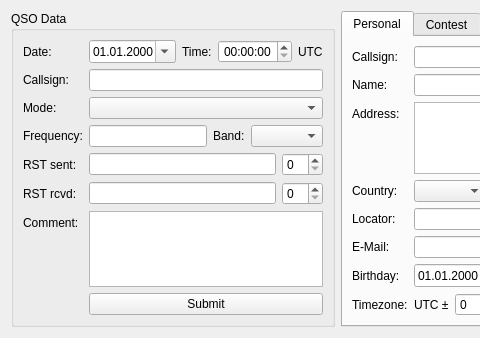
Norman0406/LISA, file src/plugins/logbook/logbookentrywidget.ui: the form before one commit; both pictures show x 0 to 480 and y 0 to 338 of the 974 by 338 pixel window.
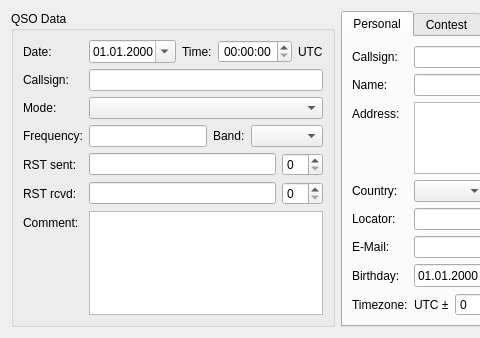
The form after the commit.

Commit message: added mapping between logbook entry pane and database

Patch:
```diff
--- a/src/plugins/logbook/logbookentrywidget.ui
+++ b/src/plugins/logbook/logbookentrywidget.ui
@@ -242,16 +242,6 @@
         </property>
        </widget>
       </item>
-      <item row="7" column="1">
-       <widget class="QPushButton" name="pushButtonSubmitLogbookForm">
-        <property name="enabled">
-         <bool>true</bool>
-        </property>
-        <property name="text">
-         <string>Submit</string>
-        </property>
-       </widget>
-      </item>
      </layout>
     </widget>
    </item>
```
Left out of the diff: 2 changed lines with no effect on the pictures. The commit also changes 12 other files.
